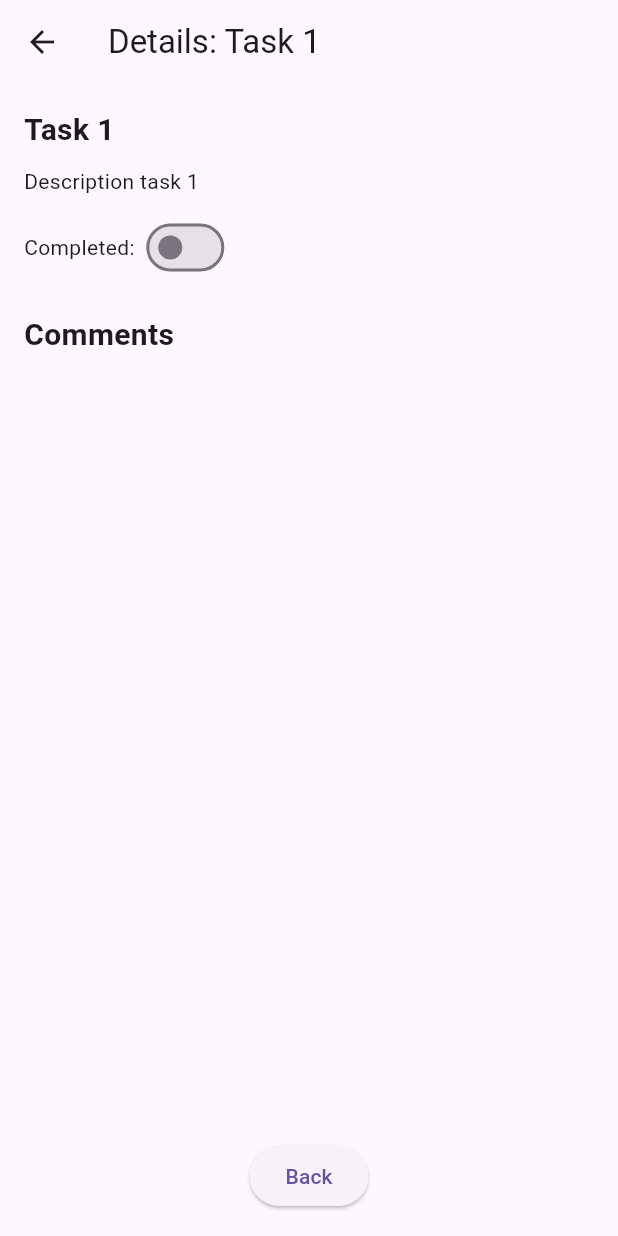
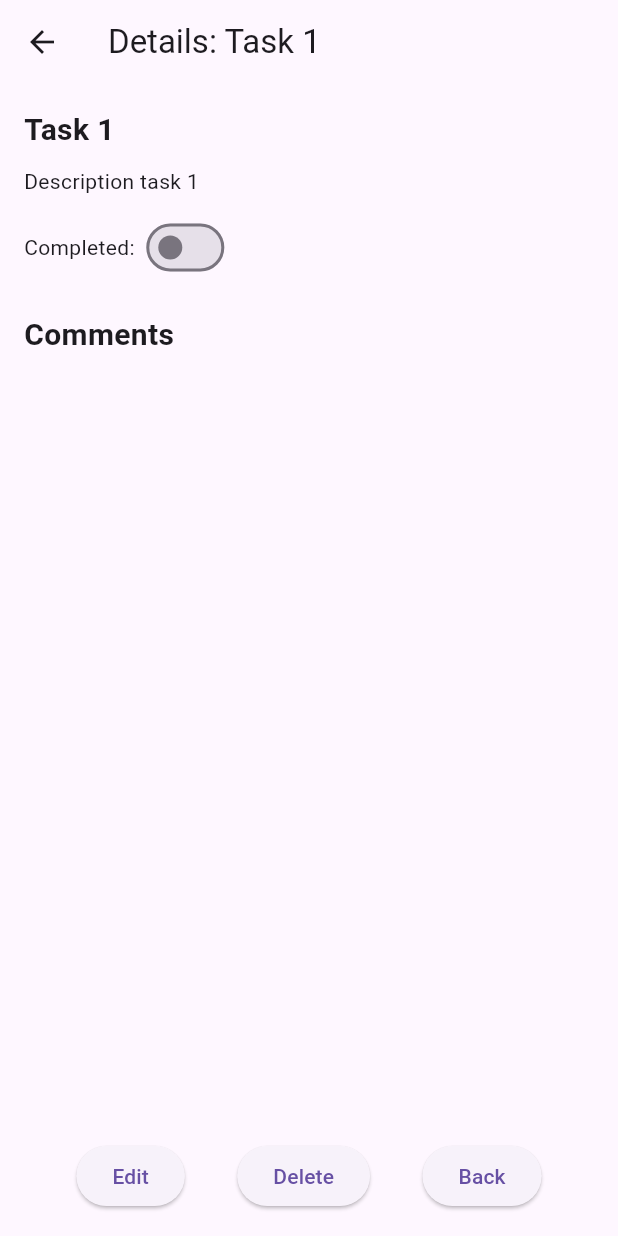
Before and after one commit to LorenzoBondan/Tasks-Management, a Flutter app: the screen it shows after launch, after a tap on the "visibility" icon, on a phone screen of 412 x 824 dp. Run offline on Flutter 3.47's test engine with Material 3 defaults, Android fonts, the phone set to English and light mode, and no system bars.

Commit message:
add edit and delete buttons in task details page

```diff
--- a/lib/view/tasks/task_details_page.dart
+++ b/lib/view/tasks/task_details_page.dart
@@ -4,6 +4,8 @@ import 'package:tasks_management/entities/task.dart';
 import 'package:tasks_management/services/comment_service.dart';
 import 'package:tasks_management/services/task_service.dart';
 import 'package:tasks_management/utils/formatters.dart';
+import 'package:tasks_management/view/tasks/task_form_page.dart';
+import 'package:tasks_management/view/tasks/task_list_page.dart';
 
 class TaskDetailsPage extends StatefulWidget {
   final Task task;
@@ -37,6 +39,35 @@ class TaskDetailsPageState extends State<TaskDetailsPage> {
     taskService.updateIsCompleted(widget.task.id);
 
     widget.onToggleCompletion();
+  }
+
+  void _confirmDelete(BuildContext context, int taskId) {
+    showDialog(
+      context: context,
+      builder: (BuildContext dialogContext) {
+        return AlertDialog(
+          title: const Text("Confirm Deletion"),
+          content: const Text("Are you sure you want to delete this Task?"),
+          actions: [
+            TextButton(
+              onPressed: () => Navigator.pop(dialogContext),
+              child: const Text("Cancel"),
+            ),
+            TextButton(
+              onPressed: () {
+                Provider.of<TaskService>(context, listen: false).delete(taskId);
+                Navigator.pop(dialogContext);
+                Navigator.pushReplacement(
+                  context,
+                  MaterialPageRoute(builder: (context) => TaskListPage()),
+                );
+              },
+              child: const Text("Delete", style: TextStyle(color: Colors.red)),
+            ),
+          ],
+        );
+      },
+    );
   }
 
   @override
@@ -80,12 +111,39 @@ class TaskDetailsPageState extends State<TaskDetailsPage> {
               ),
             ),
 
-            Center(
-              child: ElevatedButton(
-                onPressed: () => Navigator.pop(context),
-                child: const Text('Back'),
+            SizedBox(
+              width: double.infinity,
+              child:
+                Center(
+                  child:
+                    Row(
+                      mainAxisAlignment: MainAxisAlignment.spaceEvenly,
+                      children: [
+
+                        ElevatedButton(
+                          child: const Text('Edit'),
+                          onPressed: () {
+                            Navigator.push(
+                              context,
+                              MaterialPageRoute(builder: (context) => TaskFormPage(task: widget.task)),
+                            );
+                          },
+                        ),
+                        ElevatedButton(
+                          child: const Text('Delete'),
+                          onPressed: () {
+                            _confirmDelete(context, widget.task.id);
+                          },
+                        ),
+                        ElevatedButton(
+                          onPressed: () => Navigator.pop(context),
+                          child: const Text('Back'),
+                        ),
+
+                    ],
+                  ),
+                )
               ),
-            ),
           ],
         ),
       ),
```
